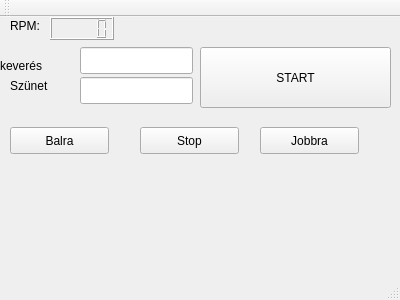
First picture: the form in palinkafozo2/palinkafozo.ui, repository dorven/palinkafozo2, before the edit.
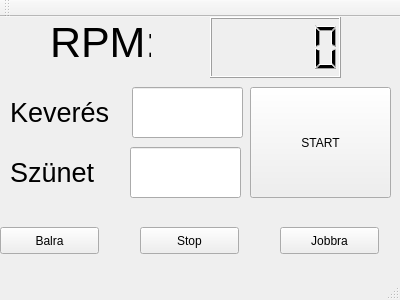
Second picture: the form after the edit.

```diff
--- a/palinkafozo2/palinkafozo.ui
+++ b/palinkafozo2/palinkafozo.ui
@@ -17,22 +17,27 @@
    <widget class="QLCDNumber" name="lcdNumber">
     <property name="geometry">
      <rect>
-      <x>50</x>
+      <x>210</x>
       <y>0</y>
-      <width>64</width>
-      <height>23</height>
+      <width>131</width>
+      <height>61</height>
      </rect>
     </property>
    </widget>
    <widget class="QLabel" name="label">
     <property name="geometry">
      <rect>
-      <x>10</x>
+      <x>50</x>
       <y>0</y>
-      <width>67</width>
-      <height>17</height>
+      <width>101</width>
+      <height>51</height>
      </rect>
     </property>
+    <property name="font">
+     <font>
+      <pointsize>32</pointsize>
+     </font>
+    </property>
     <property name="text">
      <string>RPM:</string>
     </property>
@@ -40,33 +45,38 @@
    <widget class="QLabel" name="label_2">
     <property name="geometry">
      <rect>
-      <x>0</x>
-      <y>40</y>
-      <width>67</width>
-      <height>17</height>
+      <x>10</x>
+      <y>80</y>
+      <width>111</width>
+      <height>31</height>
      </rect>
     </property>
+    <property name="font">
+     <font>
+      <pointsize>20</pointsize>
+     </font>
+    </property>
     <property name="text">
-     <string>keverés</string>
+     <string>Keverés</string>
     </property>
    </widget>
    <widget class="QLineEdit" name="lineEdit">
     <property name="geometry">
      <rect>
-      <x>80</x>
-      <y>30</y>
-      <width>113</width>
-      <height>27</height>
+      <x>132</x>
+      <y>70</y>
+      <width>111</width>
+      <height>51</height>
      </rect>
     </property>
    </widget>
    <widget class="QLineEdit" name="lineEdit_2">
     <property name="geometry">
      <rect>
-      <x>80</x>
-      <y>60</y>
-      <width>113</width>
-      <height>27</height>
+      <x>130</x>
+      <y>130</y>
+      <width>111</width>
+      <height>51</height>
      </rect>
     </property>
    </widget>
@@ -74,11 +84,16 @@
     <property name="geometry">
      <rect>
       <x>10</x>
-      <y>60</y>
-      <width>67</width>
-      <height>17</height>
+      <y>140</y>
+      <width>101</width>
+      <height>31</height>
      </rect>
     </property>
+    <property name="font">
+     <font>
+      <pointsize>20</pointsize>
+     </font>
+    </property>
     <property name="text">
      <string>Szünet</string>
     </property>
@@ -86,10 +101,10 @@
    <widget class="QPushButton" name="pushButton">
     <property name="geometry">
      <rect>
-      <x>200</x>
-      <y>30</y>
-      <width>191</width>
-      <height>61</height>
+      <x>250</x>
+      <y>70</y>
+      <width>141</width>
+      <height>111</height>
      </rect>
     </property>
     <property name="text">
@@ -99,8 +114,8 @@
    <widget class="QPushButton" name="pushButton_2">
     <property name="geometry">
      <rect>
-      <x>10</x>
-      <y>110</y>
+      <x>0</x>
+      <y>210</y>
       <width>99</width>
       <height>27</height>
      </rect>
@@ -113,7 +128,7 @@
     <property name="geometry">
      <rect>
       <x>140</x>
-      <y>110</y>
+      <y>210</y>
       <width>99</width>
       <height>27</height>
      </rect>
@@ -125,8 +140,8 @@
    <widget class="QPushButton" name="pushButton_4">
     <property name="geometry">
      <rect>
-      <x>260</x>
-      <y>110</y>
+      <x>280</x>
+      <y>210</y>
       <width>99</width>
       <height>27</height>
      </rect>
```
